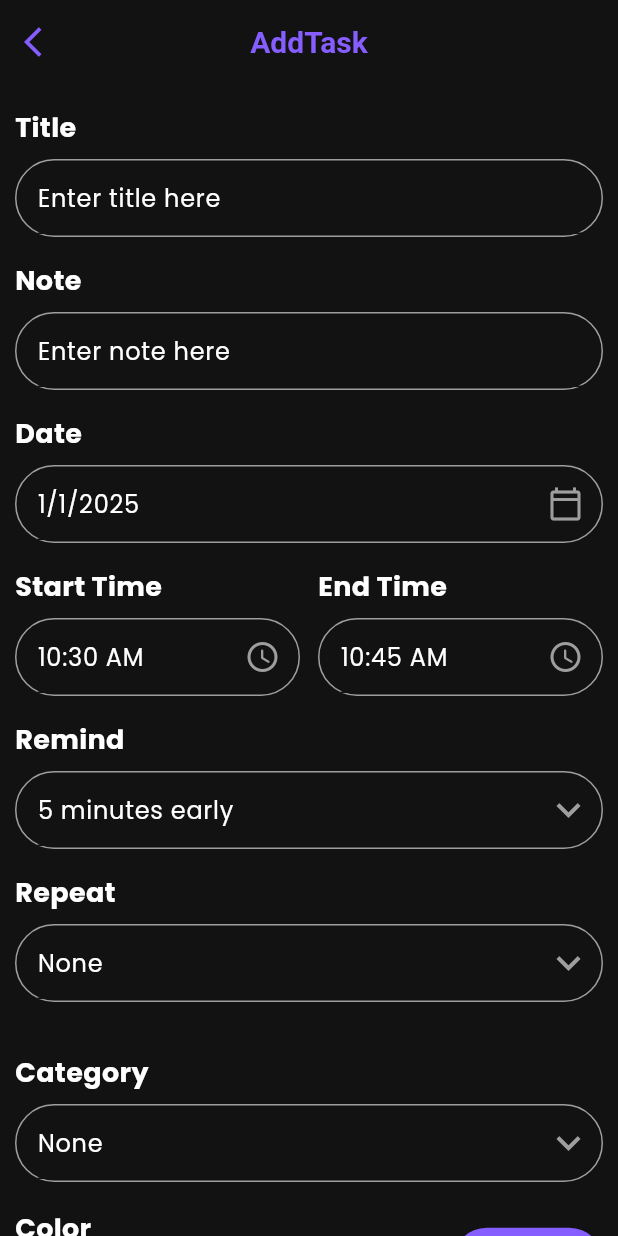
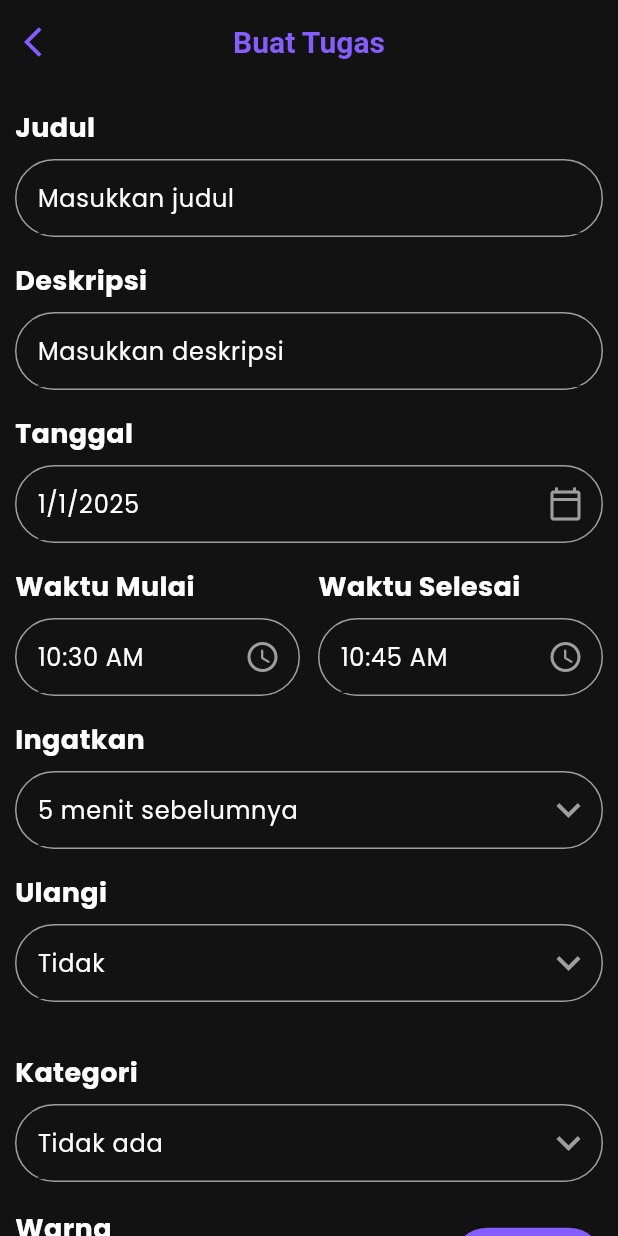
Before and after one commit to Lamakera/lamakera, a Flutter app: the screen it shows after launch, after a tap on the "nightlight round" icon, after a tap on the "add" icon, on a phone screen of 412 x 824 dp. Run offline on Flutter 3.47's test engine with Material 3 defaults, Android fonts, the phone set to English and light mode, and no system bars; our stand-ins replace date_picker_timeline, flutter_local_notifications, flutter_staggered_animations, flutter_svg, flutter_timezone, get and 5 more; accounts and stored records are empty.

Commit message:
Update bahasa dan icon, merapihkan tampilan

```diff
--- a/lib/screens/add_task_screen.dart
+++ b/lib/screens/add_task_screen.dart
@@ -28,13 +28,18 @@ class _AddTaskPageState extends State<AddTaskPage> {
 
   int _selectedRemind = 5;
   List<int> remindList = [5, 10, 15, 20];
-  String _selectedRepeat = 'None';
-  List<String> repeatList = ['None', 'Daily', 'Weekly', 'Monthly'];
+  String _selectedRepeat = 'Tidak';
+  List<String> repeatList = [
+    'Tidak',
+    'Setiap hari',
+    'Setiap minggu',
+    'Setiap bulan'
+  ];
 
   int _selectedColor = 0;
 
-  String _selectedCategory = 'None';
-  List<String> categoryList = ['None', 'Kerja', 'Kuliah'];
+  String _selectedCategory = 'Tidak ada';
+  List<String> categoryList = ['Tidak ada', 'Kerja', 'Kuliah'];
 
   @override
   Widget build(BuildContext context) {
@@ -48,17 +53,17 @@ class _AddTaskPageState extends State<AddTaskPage> {
           child: Column(
             children: [
               InputField(
-                title: 'Title',
-                hint: 'Enter title here',
+                title: 'Judul',
+                hint: 'Masukkan judul',
                 controller: _titleController,
               ),
               InputField(
-                title: 'Note',
-                hint: 'Enter note here',
+                title: 'Deskripsi',
+                hint: 'Masukkan deskripsi',
                 controller: _noteController,
               ),
               InputField(
-                title: 'Date',
+                title: 'Tanggal',
                 hint: DateFormat.yMd().format(_selectedDate),
                 widget: IconButton(
                   onPressed: () => _getDateFromUser(),
@@ -72,7 +77,7 @@ class _AddTaskPageState extends State<AddTaskPage> {
                 children: [
                   Expanded(
                     child: InputField(
-                      title: 'Start Time',
+                      title: 'Waktu Mulai',
                       hint: _startTime,
                       widget: IconButton(
                         onPressed: () => _getTimeFromUser(isStartTime: true),
@@ -88,7 +93,7 @@ class _AddTaskPageState extends State<AddTaskPage> {
                   ),
                   Expanded(
                     child: InputField(
-                      title: 'End Time',
+                      title: 'Waktu Selesai',
                       hint: _endTime,
                       widget: IconButton(
                         onPressed: () => _getTimeFromUser(isStartTime: false),
@@ -102,8 +107,8 @@ class _AddTaskPageState extends State<AddTaskPage> {
                 ],
               ),
               InputField(
-                title: 'Remind',
-                hint: '$_selectedRemind minutes early',
+                title: 'Ingatkan',
+                hint: '$_selectedRemind menit sebelumnya',
                 widget: Row(
                   children: [
                     DropdownButton(
@@ -139,7 +144,7 @@ class _AddTaskPageState extends State<AddTaskPage> {
                 ),
               ),
               InputField(
-                title: 'Repeat',
+                title: 'Ulangi',
                 hint: _selectedRepeat,
                 widget: Row(
                   children: [
@@ -179,7 +184,7 @@ class _AddTaskPageState extends State<AddTaskPage> {
                 height: 18,
               ),
               InputField(
-                title: 'Category',
+                title: 'Kategori',
                 hint: _selectedCategory,
                 widget: Row(
                   children: [
@@ -224,7 +229,7 @@ class _AddTaskPageState extends State<AddTaskPage> {
                 children: [
                   _colorPalette(),
                   MyButton(
-                      label: 'Create Task',
+                      label: 'Buat Tugas',
                       onTap: () {
                         _validateData();
                       }),
@@ -256,7 +261,7 @@ class _AddTaskPageState extends State<AddTaskPage> {
       ],
       centerTitle: true,
       title: const Text(
-        'AddTask',
+        'Buat Tugas',
         style: TextStyle(
           color: primaryClr, // Warna teks
           fontSize: 20, // Ukuran font
@@ -282,7 +287,7 @@ class _AddTaskPageState extends State<AddTaskPage> {
           ));
     } else {
       print(
-          '############################ SOMETHING WRONG HAPPENED #############################');
+          '############################ TERJADI KESALAHAN #############################');
     }
   }
 
@@ -313,7 +318,7 @@ class _AddTaskPageState extends State<AddTaskPage> {
       crossAxisAlignment: CrossAxisAlignment.start,
       children: [
         Text(
-          'Color',
+          'Warna',
           style: titleStyle,
         ),
         const SizedBox(
@@ -363,7 +368,7 @@ class _AddTaskPageState extends State<AddTaskPage> {
     if (pickedDate != null) {
       setState(() => _selectedDate = pickedDate);
     } else {
-      print('Please select correct date');
+      print('Pilih tanggal yang tepat');
     }
   }
 
@@ -385,7 +390,7 @@ class _AddTaskPageState extends State<AddTaskPage> {
     } else if (!isStartTime) {
       setState(() => _endTime = formattedTime);
     } else {
-      print('Something went wrong !');
+      print('Terjadi kesalahan!');
     }
   }
 }
--- a/lib/screens/edit_task_screen.dart
+++ b/lib/screens/edit_task_screen.dart
@@ -61,19 +61,19 @@ class _EditTaskPageState extends State<EditTaskPage> {
           child: Column(
             crossAxisAlignment: CrossAxisAlignment.start,
             children: [
-              Text("Edit Task", style: headingStyle),
+              Text("Edit Tugas", style: headingStyle),
               InputField(
-                title: "Title",
-                hint: "Enter task title",
+                title: "Judul",
+                hint: "Massukkan judul",
                 controller: _titleController,
               ),
               InputField(
-                title: "Note",
-                hint: "Enter task note",
+                title: "Deskripsi",
+                hint: "Masukkan deskripsi",
                 controller: _noteController,
               ),
               InputField(
-                title: "Date",
+                title: "Tanggal",
                 hint: DateFormat.yMd().format(_selectedDate),
                 widget: IconButton(
                   icon: const Icon(Icons.calendar_today_outlined),
@@ -84,7 +84,7 @@ class _EditTaskPageState extends State<EditTaskPage> {
                 children: [
                   Expanded(
                     child: InputField(
-                      title: "Start Time",
+                      title: "Waktu Mulai",
                       hint: _startTime,
                       widget: IconButton(
                         icon: const Icon(Icons.access_time_rounded),
@@ -95,7 +95,7 @@ class _EditTaskPageState extends State<EditTaskPage> {
                   const SizedBox(width: 12),
                   Expanded(
                     child: InputField(
-                      title: "End Time",
+                      title: "Waktu Selesai",
                       hint: _endTime,
                       widget: IconButton(
                         icon: const Icon(Icons.access_time_rounded),
@@ -106,8 +106,8 @@ class _EditTaskPageState extends State<EditTaskPage> {
                 ],
               ),
               InputField(
-                title: "Remind",
-                hint: "$_selectedRemind minutes early",
+                title: "Ingatkan",
+                hint: "$_selectedRemind menit sebelumnya",
                 widget: DropdownButton(
                   icon:
                       const Icon(Icons.keyboard_arrow_down, color: Colors.grey),
@@ -130,7 +130,7 @@ class _EditTaskPageState extends State<EditTaskPage> {
                 ),
               ),
               InputField(
-                title: "Repeat",
+                title: "Ulangi",
                 hint: _selectedRepeat,
                 widget: DropdownButton(
                   icon:
@@ -144,7 +144,12 @@ class _EditTaskPageState extends State<EditTaskPage> {
                       _selectedRepeat = newValue!;
                     });
                   },
-                  items: ["None", "Daily", "Weekly", "Monthly"]
+                  items: [
+                    "Tidak",
+                    "Setiap Hari",
+                    "Setiap Minggu",
+                    "Setiap Bulan"
+                  ]
                       .map<DropdownMenuItem<String>>(
                           (String value) => DropdownMenuItem<String>(
                                 value: value,
@@ -154,9 +159,9 @@ class _EditTaskPageState extends State<EditTaskPage> {
                 ),
               ),
               InputField(
-                title: "Category",
+                title: "Kategori",
                 hint: _selectedCategory.isEmpty
-                    ? "Select Category"
+                    ? "Pilih Kategori"
                     : _selectedCategory,
                 widget: DropdownButton(
                   icon:
@@ -171,7 +176,7 @@ class _EditTaskPageState extends State<EditTaskPage> {
                     });
                   },
                   items: [
-                    "none",
+                    "Tidak Ada",
                     "Kerja",
                     "Kuliah",
                   ]
@@ -188,7 +193,7 @@ class _EditTaskPageState extends State<EditTaskPage> {
                 mainAxisAlignment: MainAxisAlignment.spaceBetween,
                 children: [
                   _colorPalette(),
-                  MyButton(label: "Update Task", onTap: _updateTask),
+                  MyButton(label: "Update Tugas", onTap: _updateTask),
                 ],
               ),
             ],
@@ -218,7 +223,7 @@ class _EditTaskPageState extends State<EditTaskPage> {
     return Column(
       crossAxisAlignment: CrossAxisAlignment.start,
       children: [
-        Text("Color", style: titleStyle),
+        Text("Warna", style: titleStyle),
         const SizedBox(height: 8),
         Wrap(
           children: List<Widget>.generate(
--- a/lib/screens/home_page.dart
+++ b/lib/screens/home_page.dart
@@ -59,20 +59,7 @@ class _HomePageState extends State<HomePage> {
 
   AppBar _customAppBar() {
     return AppBar(
-      leading: IconButton(
-        onPressed: () {
-          ThemeServices().switchTheme();
-        },
-        icon: Icon(
-          Get.isDarkMode
-              ? Icons.wb_sunny_outlined
-              : Icons.nightlight_round_outlined,
-          size: 24,
-          color: Get.isDarkMode ? Colors.white : darkGreyClr,
-        ),
-      ),
       elevation: 0,
-      // ignore: deprecated_member_use
       backgroundColor: context.theme.scaffoldBackgroundColor,
       actions: [
         IconButton(
@@ -83,9 +70,20 @@ class _HomePageState extends State<HomePage> {
             _taskController.deleteAllTasks();
           },
         ),
-        const SizedBox(
-          width: 20,
+        const SizedBox(width: 10), // Add spacing between icons
+        IconButton(
+          onPressed: () {
+            ThemeServices().switchTheme();
+          },
+          icon: Icon(
+            Get.isDarkMode
+                ? Icons.wb_sunny_outlined
+                : Icons.nightlight_round_outlined,
+            size: 24,
+            color: Get.isDarkMode ? Colors.white : darkGreyClr,
+          ),
         ),
+        const SizedBox(width: 20),
       ],
       centerTitle: true,
     );
@@ -101,7 +99,7 @@ class _HomePageState extends State<HomePage> {
             crossAxisAlignment: CrossAxisAlignment.start,
             children: [
               Text(
-                'Today',
+                'Hari Ini',
                 style: subHeadingStyle,
               ),
               Text(
@@ -111,7 +109,7 @@ class _HomePageState extends State<HomePage> {
             ],
           ),
           MyButton(
-              label: '+ Add Task',
+              label: '+',
               onTap: () async {
                 await Get.to(() => const AddTaskPage());
                 _taskController.getTasks();
@@ -165,7 +163,6 @@ class _HomePageState extends State<HomePage> {
   _showTasks() {
     return Expanded(
       child: Obx(() {
-        // Filter tugas berdasarkan tanggal yang dipilih
         List<Task> filteredTasks = _taskController.taskList.where((task) {
           return task.repeat == 'Daily' ||
               task.date == DateFormat.yMd().format(_selectedDate) ||
@@ -180,7 +177,7 @@ class _HomePageState extends State<HomePage> {
         }).toList();
 
         if (filteredTasks.isEmpty) {
-          return _noTaskMsg(); // Menampilkan pesan jika tidak ada tugas yang sesuai
+          return _noTaskMsg(); // No tasks found
         } else {
           return RefreshIndicator(
             onRefresh: _onRefresh,
@@ -190,12 +187,10 @@ class _HomePageState extends State<HomePage> {
                   : Axis.vertical,
               itemBuilder: (BuildContext context, int index) {
                 var task = filteredTasks[index];
-
                 try {
                   var date = DateFormat.jm().parse(task.startTime!);
                   var myTime = DateFormat('HH:mm').format(date);
 
-                  // Jadwalkan pemberitahuan berdasarkan waktu yang ditentukan
                   notifyHelper.scheduledNotification(
                     int.parse(myTime.toString().split(':')[0]),
                     int.parse(myTime.toString().split(':')[1]),
@@ -251,7 +246,6 @@ class _HomePageState extends State<HomePage> {
                         ),
                   SvgPicture.asset(
                     'images/task.svg',
-                    // ignore: deprecated_member_use
                     color: primaryClr.withOpacity(0.5),
                     height: 90,
                     semanticsLabel: 'Task',
@@ -260,7 +254,7 @@ class _HomePageState extends State<HomePage> {
                     padding: const EdgeInsets.symmetric(
                         horizontal: 30, vertical: 10),
                     child: Text(
-                      'You do not have any tasks yet!\nAdd new tasks to make your days productive.',
+                      'Kamu belum memiliki tugas!',
                       style: subTitleStyle,
                       textAlign: TextAlign.center,
                     ),
@@ -307,7 +301,7 @@ class _HomePageState extends State<HomePage> {
                 : Padding(
                     padding: const EdgeInsets.only(top: 10),
                     child: _buildBottomSheet(
-                      label: 'Task Completed',
+                      label: 'Tugas Selesai',
                       onTap: () {
                         NotifyHelper().cancelNotification(task);
                         _taskController.markTaskAsCompleted(task.id!);
@@ -319,16 +313,16 @@ class _HomePageState extends State<HomePage> {
             Padding(
               padding: const EdgeInsets.symmetric(vertical: 5),
               child: _buildBottomSheet(
-                  label: 'Edit Task',
+                  label: 'Edit Tugas',
                   onTap: () {
                     Get.to(() => EditTaskPage(task: task));
                   },
-                  clr: orangeClr),
+                  clr: primaryClr),
             ),
             Padding(
               padding: const EdgeInsets.symmetric(vertical: 5),
               child: _buildBottomSheet(
-                  label: 'Delete Task',
+                  label: 'Hapus Tugas',
                   onTap: () {
                     NotifyHelper().cancelNotification(task);
                     _taskController.deleteTasks(task);
@@ -340,7 +334,7 @@ class _HomePageState extends State<HomePage> {
             Padding(
               padding: const EdgeInsets.symmetric(vertical: 5),
               child: _buildBottomSheet(
-                  label: 'Cancel',
+                  label: 'Batal',
                   onTap: () {
                     Get.back();
                   },
@@ -355,37 +349,23 @@ class _HomePageState extends State<HomePage> {
     ));
   }
 
-  _buildBottomSheet({
-    required String label,
-    required Function() onTap,
-    required Color clr,
-    bool isClose = false,
-    BorderRadius? borderRadius, // Tambahkan parameter untuk borderRadius
-  }) {
+  _buildBottomSheet({String? label, Function()? onTap, Color? clr}) {
     return GestureDetector(
       onTap: onTap,
       child: Container(
-        margin: const EdgeInsets.symmetric(vertical: 4),
-        height: 65,
-        width: SizeConfig.screenWidth * 0.9,
+        margin: const EdgeInsets.symmetric(vertical: 10),
+        padding: const EdgeInsets.all(15),
         decoration: BoxDecoration(
-          border: Border.all(
-            width: 2,
-            color: isClose
-                ? Get.isDarkMode
-                    ? Colors.grey[600]!
-                    : Colors.grey[300]!
-                : clr,
-          ),
-          borderRadius: borderRadius ??
-              BorderRadius.circular(40), // Gunakan default jika null
-          color: isClose ? Colors.transparent : clr,
+          color: clr,
+          borderRadius: BorderRadius.circular(20),
         ),
-        child: Center(
-          child: Text(
-            label,
-            style:
-                isClose ? titleStyle : titleStyle.copyWith(color: Colors.white),
+        child: Text(
+          label!,
+          textAlign: TextAlign.center,
+          style: const TextStyle(
+            color: Colors.white,
+            fontSize: 16,
+            fontWeight: FontWeight.bold,
           ),
         ),
       ),
--- a/lib/widgets/bottom_nav.dart
+++ b/lib/widgets/bottom_nav.dart
@@ -42,7 +42,7 @@ class MyBottom extends StatelessWidget {
               children: <Widget>[
                 IconButton(
                   icon: Icon(
-                    Icons.attach_file,
+                    Icons.list,
                     color: bottomNavController.currentIndex.value == 0
                         ? Colors.white
                         : Colors.white,
@@ -54,7 +54,7 @@ class MyBottom extends StatelessWidget {
                 const SizedBox(width: 30),
                 IconButton(
                   icon: Icon(
-                    Icons.keyboard,
+                    Icons.category_outlined,
                     color: bottomNavController.currentIndex.value == 1
                         ? Colors.white
                         : Colors.white,
```
